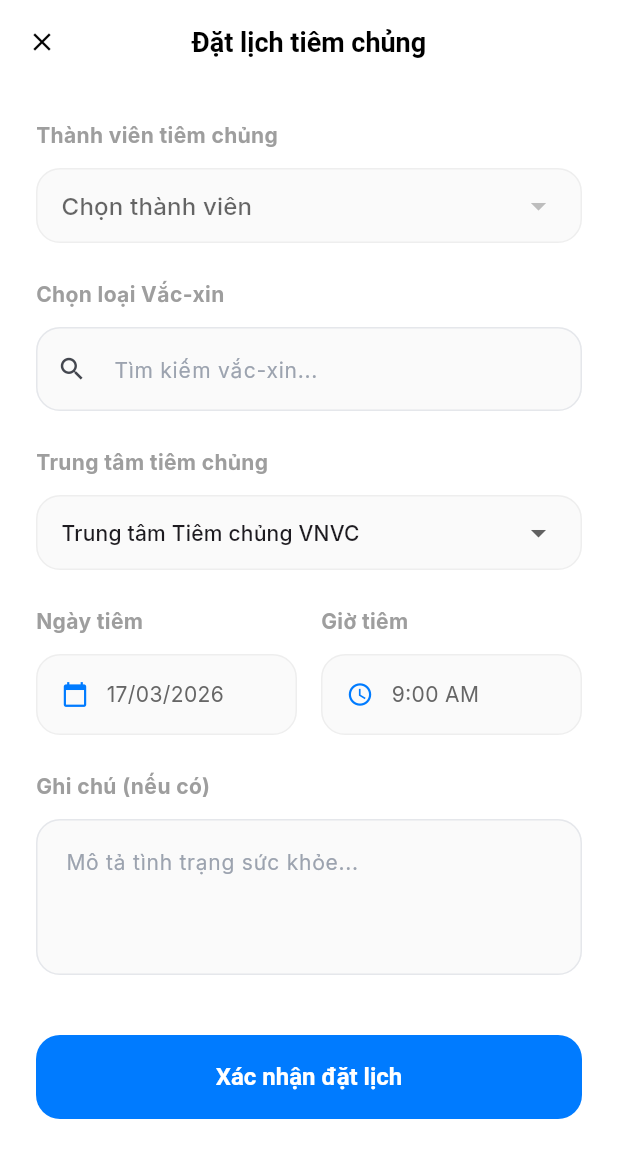
After one commit to TranAnhBlue/vaccination_record, a Flutter app: the BookingScreen screen opened by its route, on a phone screen of 412 x 824 dp. The commit adds this screen. Shown: the top 1158 px of the screen. Run offline on Flutter 3.47's test engine with Material 3 defaults, Android fonts, the phone set to English and light mode, and no system bars; our stand-ins replace flutter_local_notifications, google_fonts, google_generative_ai, image_picker, shared_preferences, sqflite and 3 more; accounts and stored records are empty.

Commit message:
dat lich tiem chung

```diff
--- a/lib/core/routes/app_router.dart
+++ b/lib/core/routes/app_router.dart
@@ -13,8 +13,10 @@ import '../../presentation/screens/change_password_screen.dart';
 import '../../presentation/screens/family/add_member_screen.dart';
 import '../../presentation/screens/family/edit_member_screen.dart';
 import '../../presentation/screens/knowledge/knowledge_base_screen.dart';
+import '../../presentation/screens/booking/booking_screen.dart';
 import '../../domain/entities/vaccination_record.dart';
 import '../../domain/entities/member.dart';
+import '../../domain/entities/vaccine_info.dart';
 import 'app_routes.dart';
 
 Route<dynamic> generateRoute(RouteSettings settings) {
@@ -60,6 +62,10 @@ Route<dynamic> generateRoute(RouteSettings settings) {
     case AppRoutes.knowledge:
       return MaterialPageRoute(builder: (_) => const KnowledgeBaseScreen());
 
+    case AppRoutes.booking:
+      final vaccine = settings.arguments as VaccineInfo?;
+      return MaterialPageRoute(builder: (_) => BookingScreen(preSelectedVaccine: vaccine));
+
     default:
       return MaterialPageRoute(builder: (_) => const SplashScreen());
   }
--- a/lib/core/routes/app_routes.dart
+++ b/lib/core/routes/app_routes.dart
@@ -13,4 +13,5 @@ class AppRoutes {
   static const addMember = "/add-member";
   static const editMember = "/edit-member";
   static const knowledge = "/knowledge";
+  static const booking = "/booking";
 }
--- a/lib/core/theme/app_theme.dart
+++ b/lib/core/theme/app_theme.dart
@@ -70,4 +70,11 @@ class AppTheme {
       ),
     ),
   );
+
+  static InputDecoration inputDecoration(String hint) {
+    return InputDecoration(
+      hintText: hint,
+      contentPadding: const EdgeInsets.symmetric(horizontal: 16, vertical: 16),
+    );
+  }
 }
--- a/lib/data/repositories/vaccination_repository_impl.dart
+++ b/lib/data/repositories/vaccination_repository_impl.dart
@@ -7,8 +7,8 @@ class VaccinationRepositoryImpl implements VaccinationRepository {
   final dao = VaccinationDao();
 
   @override
-  Future<void> addRecord(VaccinationRecord record) async {
-    await dao.insert(
+  Future<int> addRecord(VaccinationRecord record) async {
+    return await dao.insert(
       VaccinationRecordModel(
         vaccineName: record.vaccineName,
         dose: record.dose,
--- a/lib/data/services/notification_service.dart
+++ b/lib/data/services/notification_service.dart
@@ -43,6 +43,7 @@ class NotificationService {
   }
 
   Future<void> scheduleVaccinationReminder(VaccinationRecord record) async {
+    try {
       final reminderDate = DateTime.tryParse(record.reminderDate);
       if (reminderDate == null) return;
 
@@ -74,6 +75,10 @@ class NotificationService {
             UILocalNotificationDateInterpretation.absoluteTime,
         payload: record.id?.toString(),
       );
+    } catch (e) {
+      debugPrint("Error scheduling notification: $e");
+      // Don't rethrow, so we don't break the booking flow if only notifications fail
+    }
   }
 
   Future<void> cancelReminder(int id) async {
--- a/lib/domain/entities/vaccination_record.dart
+++ b/lib/domain/entities/vaccination_record.dart
@@ -22,6 +22,32 @@ class VaccinationRecord {
     this.memberId,
     this.isCompleted = false,
   });
+
+  VaccinationRecord copyWith({
+    int? id,
+    String? vaccineName,
+    int? dose,
+    String? date,
+    String? reminderDate,
+    String? imagePath,
+    String? location,
+    String? note,
+    int? memberId,
+    bool? isCompleted,
+  }) {
+    return VaccinationRecord(
+      id: id ?? this.id,
+      vaccineName: vaccineName ?? this.vaccineName,
+      dose: dose ?? this.dose,
+      date: date ?? this.date,
+      reminderDate: reminderDate ?? this.reminderDate,
+      imagePath: imagePath ?? this.imagePath,
+      location: location ?? this.location,
+      note: note ?? this.note,
+      memberId: memberId ?? this.memberId,
+      isCompleted: isCompleted ?? this.isCompleted,
+    );
+  }
 
   String calculateStatus(DateTime today) {
     if (isCompleted) return "Đã tiêm";
--- a/lib/domain/repositories/vaccination_repository.dart
+++ b/lib/domain/repositories/vaccination_repository.dart
@@ -2,7 +2,7 @@ import '../entities/vaccination_record.dart';
 
 abstract class VaccinationRepository {
   Future<List<VaccinationRecord>> getRecords({int? memberId});
-  Future<void> addRecord(VaccinationRecord record);
+  Future<int> addRecord(VaccinationRecord record);
   Future<void> updateRecord(VaccinationRecord record);
   Future<void> deleteRecord(int id);
 }
--- /dev/null
+++ b/lib/presentation/screens/booking/booking_screen.dart
@@ -0,0 +1,381 @@
+import 'package:flutter/material.dart';
+import 'package:provider/provider.dart';
+import 'package:intl/intl.dart';
+import '../../../core/theme/app_theme.dart';
+import '../../../domain/entities/vaccination_record.dart';
+import '../../../domain/entities/vaccine_info.dart';
+import '../../../data/repositories/vaccine_info_repository.dart';
+import '../../viewmodels/vaccination_viewmodel.dart';
+import '../../viewmodels/household_viewmodel.dart';
+
+class BookingScreen extends StatefulWidget {
+  final VaccineInfo? preSelectedVaccine;
+  const BookingScreen({super.key, this.preSelectedVaccine});
+
+  @override
+  State<BookingScreen> createState() => _BookingScreenState();
+}
+
+class _BookingScreenState extends State<BookingScreen> {
+  final _formKey = GlobalKey<FormState>();
+
+  int? _selectedMemberId;
+  String? _selectedVaccineName;
+  String _selectedCenter = "Trung tâm Tiêm chủng VNVC";
+  DateTime _selectedDate = DateTime.now().add(const Duration(days: 1));
+  TimeOfDay _selectedTime = const TimeOfDay(hour: 9, minute: 0);
+  final TextEditingController _noteController = TextEditingController();
+
+  final List<String> _centers = [
+    "Trung tâm Tiêm chủng VNVC",
+    "Viện Pasteur TP.HCM",
+    "Bệnh viện Nhi Đồng",
+    "Trung tâm Y tế Dự phòng",
+    "Phòng tiêm chủng Safpo"
+  ];
+
+  late List<VaccineInfo> _allVaccines;
+  List<VaccineInfo> _filteredVaccines = [];
+  final TextEditingController _vaccineSearchController = TextEditingController();
+
+  @override
+  void initState() {
+    super.initState();
+    _allVaccines = VaccineInfoRepository().getAllVaccines();
+    _filteredVaccines = _allVaccines;
+
+    if (widget.preSelectedVaccine != null) {
+      _selectedVaccineName = widget.preSelectedVaccine!.name;
+      _vaccineSearchController.text = _selectedVaccineName!;
+    }
+
+    WidgetsBinding.instance.addPostFrameCallback((_) {
+      final householdVm = context.read<HouseholdViewModel>();
+      if (householdVm.selectedMember != null) {
+        setState(() {
+          _selectedMemberId = householdVm.selectedMember!.id;
+        });
+      }
+    });
+  }
+
+  @override
+  Widget build(BuildContext context) {
+    final householdVm = context.watch<HouseholdViewModel>();
+
+    return Scaffold(
+      backgroundColor: Colors.white,
+      appBar: AppBar(
+        backgroundColor: Colors.white,
+        elevation: 0,
+        leading: IconButton(
+          icon: const Icon(Icons.close, color: Colors.black),
+          onPressed: () => Navigator.pop(context),
+        ),
+        title: const Text(
+          "Đặt lịch tiêm chủng",
+          style: TextStyle(color: Colors.black, fontWeight: FontWeight.bold),
+        ),
+        centerTitle: true,
+      ),
+      body: Form(
+        key: _formKey,
+        child: SingleChildScrollView(
+          padding: const EdgeInsets.all(24),
+          child: Column(
+            crossAxisAlignment: CrossAxisAlignment.start,
+            children: [
+              _buildSectionTitle("Thành viên tiêm chủng"),
+              const SizedBox(height: 12),
+              _buildMemberDropdown(householdVm),
+              const SizedBox(height: 24),
+
+              _buildSectionTitle("Chọn loại Vắc-xin"),
+              const SizedBox(height: 12),
+              _buildVaccineSelector(),
+              const SizedBox(height: 24),
+
+              _buildSectionTitle("Trung tâm tiêm chủng"),
+              const SizedBox(height: 12),
+              _buildCenterDropdown(),
+              const SizedBox(height: 24),
+
+              Row(
+                children: [
+                  Expanded(
+                    child: Column(
+                      crossAxisAlignment: CrossAxisAlignment.start,
+                      children: [
+                        _buildSectionTitle("Ngày tiêm"),
+                        const SizedBox(height: 12),
+                        _buildDatePicker(),
+                      ],
+                    ),
+                  ),
+                  const SizedBox(width: 16),
+                  Expanded(
+                    child: Column(
+                      crossAxisAlignment: CrossAxisAlignment.start,
+                      children: [
+                        _buildSectionTitle("Giờ tiêm"),
+                        const SizedBox(height: 12),
+                        _buildTimePicker(),
+                      ],
+                    ),
+                  ),
+                ],
+              ),
+              const SizedBox(height: 24),
+
+              _buildSectionTitle("Ghi chú (nếu có)"),
+              const SizedBox(height: 12),
+              TextFormField(
+                controller: _noteController,
+                maxLines: 3,
+                decoration: AppTheme.inputDecoration("Mô tả tình trạng sức khỏe...").copyWith(
+                  fillColor: Colors.grey.shade50,
+                  filled: true,
+                ),
+              ),
+              const SizedBox(height: 40),
+
+              SizedBox(
+                width: double.infinity,
+                height: 56,
+                child: ElevatedButton(
+                  onPressed: _submitBooking,
+                  style: ElevatedButton.styleFrom(
+                    backgroundColor: AppTheme.primary,
+                    shape: RoundedRectangleBorder(borderRadius: BorderRadius.circular(16)),
+                    elevation: 0,
+                  ),
+                  child: const Text(
+                    "Xác nhận đặt lịch",
+                    style: TextStyle(fontSize: 16, fontWeight: FontWeight.bold, color: Colors.white),
+                  ),
+                ),
+              ),
+              const SizedBox(height: 24),
+            ],
+          ),
+        ),
+      ),
+    );
+  }
+
+  Widget _buildSectionTitle(String title) {
+    return Text(
+      title,
+      style: const TextStyle(fontSize: 14, fontWeight: FontWeight.bold, color: Colors.grey),
+    );
+  }
+
+  Widget _buildMemberDropdown(HouseholdViewModel householdVm) {
+    return Container(
+      padding: const EdgeInsets.symmetric(horizontal: 16),
+      decoration: BoxDecoration(
+        color: Colors.grey.shade50,
+        borderRadius: BorderRadius.circular(16),
+        border: Border.all(color: Colors.grey.shade200),
+      ),
+      child: DropdownButtonHideUnderline(
+        child: DropdownButton<int>(
+          value: _selectedMemberId,
+          isExpanded: true,
+          hint: const Text("Chọn thành viên"),
+          items: householdVm.members.map<DropdownMenuItem<int>>((m) {
+            return DropdownMenuItem<int>(
+              value: m.id,
+              child: Row(
+                children: [
+                  CircleAvatar(
+                    radius: 12,
+                    backgroundColor: AppTheme.primary.withOpacity(0.1),
+                    child: Text(
+                      m.name.isNotEmpty ? m.name[0].toUpperCase() : "?",
+                      style: const TextStyle(fontSize: 10, fontWeight: FontWeight.bold)
+                    ),
+                  ),
+                  const SizedBox(width: 12),
+                  Text(m.name, style: const TextStyle(fontSize: 14)),
+                ],
+              ),
+            );
+          }).toList(),
+          onChanged: (val) => setState(() => _selectedMemberId = val),
+        ),
+      ),
+    );
+  }
+
+  Widget _buildVaccineSelector() {
+    return Column(
+      children: [
+        TextFormField(
+          controller: _vaccineSearchController,
+          onChanged: (val) {
+            setState(() {
+              _filteredVaccines = _allVaccines
+                  .where((v) => v.name.toLowerCase().contains(val.toLowerCase()))
+                  .toList();
+            });
+          },
+          decoration: AppTheme.inputDecoration("Tìm kiếm vắc-xin...").copyWith(
+            prefixIcon: const Icon(Icons.search, size: 20),
+            fillColor: Colors.grey.shade50,
+            filled: true,
+          ),
+        ),
+        if (_filteredVaccines.isNotEmpty && _vaccineSearchController.text.isNotEmpty && _selectedVaccineName != _vaccineSearchController.text)
+          Container(
+            constraints: const BoxConstraints(maxHeight: 200),
+            margin: const EdgeInsets.only(top: 8),
+            decoration: BoxDecoration(
+              color: Colors.white,
+              borderRadius: BorderRadius.circular(16),
+              boxShadow: [BoxShadow(color: Colors.black.withOpacity(0.05), blurRadius: 10)],
+            ),
+            child: ListView.builder(
+              shrinkWrap: true,
+              itemCount: _filteredVaccines.length,
+              itemBuilder: (context, index) {
+                final v = _filteredVaccines[index];
+                return ListTile(
+                  title: Text(v.name, style: const TextStyle(fontSize: 14)),
+                  subtitle: Text(v.schedule, style: const TextStyle(fontSize: 11)),
+                  onTap: () {
+                    setState(() {
+                      _selectedVaccineName = v.name;
+                      _vaccineSearchController.text = v.name;
+                      _filteredVaccines = [];
+                    });
+                  },
+                );
+              },
+            ),
+          ),
+      ],
+    );
+  }
+
+  Widget _buildCenterDropdown() {
+    return Container(
+      padding: const EdgeInsets.symmetric(horizontal: 16),
+      decoration: BoxDecoration(
+        color: Colors.grey.shade50,
+        borderRadius: BorderRadius.circular(16),
+        border: Border.all(color: Colors.grey.shade200),
+      ),
+      child: DropdownButtonHideUnderline(
+        child: DropdownButton<String>(
+          value: _selectedCenter,
+          isExpanded: true,
+          items: _centers.map<DropdownMenuItem<String>>((c) {
+            return DropdownMenuItem<String>(value: c, child: Text(c, style: const TextStyle(fontSize: 14)));
+          }).toList(),
+          onChanged: (val) => setState(() => _selectedCenter = val!),
+        ),
+      ),
+    );
+  }
+
+  Widget _buildDatePicker() {
+    return InkWell(
+      onTap: () async {
+        final picked = await showDatePicker(
+          context: context,
+          initialDate: _selectedDate,
+          firstDate: DateTime.now(),
+          lastDate: DateTime.now().add(const Duration(days: 365)),
+        );
+        if (picked != null) setState(() => _selectedDate = picked);
+      },
+      child: Container(
+        padding: const EdgeInsets.all(16),
+        decoration: BoxDecoration(
+          color: Colors.grey.shade50,
+          borderRadius: BorderRadius.circular(16),
+          border: Border.all(color: Colors.grey.shade200),
+        ),
+        child: Row(
+          children: [
+            const Icon(Icons.calendar_today, size: 18, color: AppTheme.primary),
+            const SizedBox(width: 12),
+            Text(DateFormat('dd/MM/yyyy').format(_selectedDate), style: const TextStyle(fontSize: 14)),
+          ],
+        ),
+      ),
+    );
+  }
+
+  Widget _buildTimePicker() {
+    return InkWell(
+      onTap: () async {
+        final picked = await showTimePicker(
+          context: context,
+          initialTime: _selectedTime,
+        );
+        if (picked != null) setState(() => _selectedTime = picked);
+      },
+      child: Container(
+        padding: const EdgeInsets.all(16),
+        decoration: BoxDecoration(
+          color: Colors.grey.shade50,
+          borderRadius: BorderRadius.circular(16),
+          border: Border.all(color: Colors.grey.shade200),
+        ),
+        child: Row(
+          children: [
+            const Icon(Icons.access_time, size: 18, color: AppTheme.primary),
+            const SizedBox(width: 12),
+            Text(_selectedTime.format(context), style: const TextStyle(fontSize: 14)),
+          ],
+        ),
+      ),
+    );
+  }
+
+  void _submitBooking() {
+    if (_selectedMemberId == null) {
+      ScaffoldMessenger.of(context).showSnackBar(const SnackBar(content: Text("Vui lòng chọn thành viên")));
+      return;
+    }
+    if (_selectedVaccineName == null || _selectedVaccineName!.isEmpty) {
+      ScaffoldMessenger.of(context).showSnackBar(const SnackBar(content: Text("Vui lòng chọn vắc-xin")));
+      return;
+    }
+
+    final vm = context.read<VaccinationViewModel>();
+
+    // Combine date and time
+    final bookingDateTime = DateTime(
+      _selectedDate.year,
+      _selectedDate.month,
+      _selectedDate.day,
+      _selectedTime.hour,
+      _selectedTime.minute,
+    );
+
+    final record = VaccinationRecord(
+      id: null,
+      vaccineName: _selectedVaccineName!,
+      dose: 1, // Default to 1 for new plan
+      date: bookingDateTime.toIso8601String(),
+      reminderDate: bookingDateTime.toIso8601String(),
+      location: _selectedCenter,
+      note: _noteController.text,
+      memberId: _selectedMemberId!,
+      isCompleted: false,
+    );
+
+    vm.add(record).then((_) {
+      Navigator.pop(context);
+      ScaffoldMessenger.of(context).showSnackBar(
+        SnackBar(
+          content: Text("Đã đặt lịch tiêm ${_selectedVaccineName} thành công!"),
+          backgroundColor: AppTheme.success,
+        ),
+      );
+    });
+  }
+}
```
Also changed, not shown: lib/presentation/screens/home_screen.dart (+2 -13 lines), lib/presentation/screens/knowledge/knowledge_base_screen.dart (+19 -0 lines), lib/presentation/viewmodels/vaccination_viewmodel.dart (+9 -3 lines), 1 other file. Lines whose indentation alone changed are shown as unchanged.
